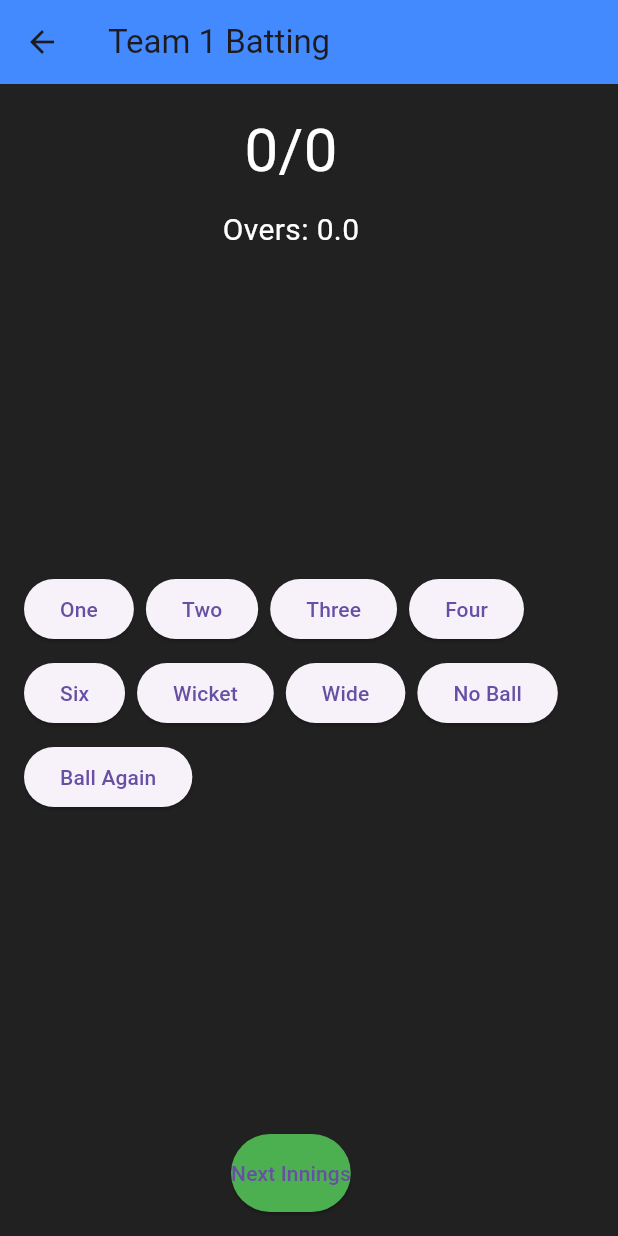
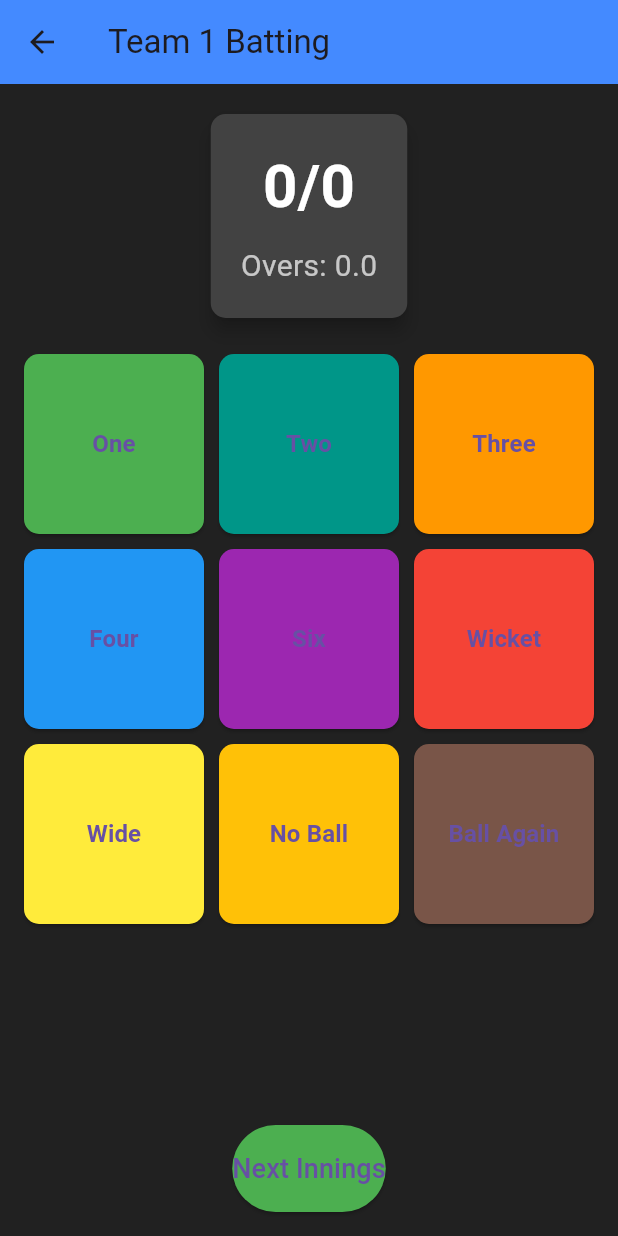
Before and after one commit to waleedahmedja/score247, a Flutter app: the MatchScreen screen opened directly with empty values, on a phone screen of 412 x 824 dp. Run offline on Flutter 3.47's test engine with Material 3 defaults, Android fonts, the phone set to English and light mode, and no system bars; statements that could not run were skipped.

Commit message:
Update match_screen.dart

```diff
--- a/lib/screens/match_screen.dart
+++ b/lib/screens/match_screen.dart
@@ -17,7 +17,6 @@ class MatchScreen extends StatefulWidget {
 }
 
 class _MatchScreenState extends State<MatchScreen> {
-  // Match state
   int team1Runs = 0;
   int team1Wickets = 0;
   int team1Balls = 0;
@@ -27,22 +26,17 @@ class _MatchScreenState extends State<MatchScreen> {
   int team2Balls = 0;
 
   bool isTeam1Batting = true;
-  late int totalBalls; // Total balls per innings (overs * 6)
+  late int totalBalls;
 
   @override
   void initState() {
     super.initState();
-    // Calculate total balls for an innings
-    totalBalls = widget.overs == "Unlimited"
-        ? 9999 // Practically unlimited
-        : int.parse(widget.overs) * 6;
+    totalBalls = widget.overs == "Unlimited" ? 9999 : int.parse(widget.overs) * 6;
   }
 
-  // Handle score update
   void updateScore(int runs, {bool isWicket = false, bool isExtraBall = false}) {
     setState(() {
       if (isTeam1Batting) {
-        // Team 1 is batting
         if (isWicket) {
           team1Wickets++;
         } else {
@@ -50,7 +44,6 @@ class _MatchScreenState extends State<MatchScreen> {
         }
         if (!isExtraBall) team1Balls++;
       } else {
-        // Team 2 is batting
         if (isWicket) {
           team2Wickets++;
         } else {
@@ -59,30 +52,25 @@ class _MatchScreenState extends State<MatchScreen> {
         if (!isExtraBall) team2Balls++;
       }
 
-      // Check for innings end conditions
       checkInningsEnd();
     });
   }
 
-  // Check if innings has ended
   void checkInningsEnd() {
     final currentBalls = isTeam1Batting ? team1Balls : team2Balls;
     final currentWickets = isTeam1Batting ? team1Wickets : team2Wickets;
 
     if (currentBalls >= totalBalls || currentWickets >= widget.playersPerTeam - 1) {
-      // End the current innings
       if (isTeam1Batting) {
         setState(() {
           isTeam1Batting = false;
         });
       } else {
-        // Match ends after Team 2's innings
         showMatchSummary();
       }
     }
   }
 
-  // Show match summary
   void showMatchSummary() {
     String result;
     if (team1Runs > team2Runs) {
@@ -119,7 +107,6 @@ class _MatchScreenState extends State<MatchScreen> {
     );
   }
 
-  // Reset for next innings
   void nextInnings() {
     setState(() {
       isTeam1Batting = false;
@@ -141,68 +128,61 @@ class _MatchScreenState extends State<MatchScreen> {
       body: Padding(
         padding: const EdgeInsets.all(16.0),
         child: Column(
-          mainAxisAlignment: MainAxisAlignment.spaceBetween,
           children: [
-            // Scorecard
-            Column(
+            // Scorecard Display
+            Card(
+              color: Colors.grey[800],
+              shape: RoundedRectangleBorder(
+                borderRadius: BorderRadius.circular(10),
+              ),
+              elevation: 5,
+              child: Padding(
+                padding: const EdgeInsets.all(20.0),
+                child: Column(
                   children: [
                     Text(
                       "$currentRuns/$currentWickets",
-                  style: const TextStyle(color: Colors.white, fontSize: 40),
+                      style: const TextStyle(
+                        color: Colors.white,
+                        fontSize: 40,
+                        fontWeight: FontWeight.bold,
+                      ),
                     ),
                     const SizedBox(height: 10),
                     Text(
                       "Overs: ${currentBalls ~/ 6}.${currentBalls % 6}",
-                  style: const TextStyle(color: Colors.white, fontSize: 20),
+                      style: const TextStyle(
+                        color: Colors.white70,
+                        fontSize: 20,
+                      ),
                     ),
                   ],
                 ),
+              ),
+            ),
+            const SizedBox(height: 20),
 
-            // Control Buttons
-            Wrap(
-              spacing: 8,
-              runSpacing: 8,
+            // Buttons for Scoring
+            Expanded(
+              child: GridView.count(
+                crossAxisCount: 3,
+                crossAxisSpacing: 10,
+                mainAxisSpacing: 10,
                 children: [
-                ElevatedButton(
-                  onPressed: () => updateScore(1),
-                  child: const Text("One"),
-                ),
-                ElevatedButton(
-                  onPressed: () => updateScore(2),
-                  child: const Text("Two"),
-                ),
-                ElevatedButton(
-                  onPressed: () => updateScore(3),
-                  child: const Text("Three"),
-                ),
-                ElevatedButton(
-                  onPressed: () => updateScore(4),
-                  child: const Text("Four"),
-                ),
-                ElevatedButton(
-                  onPressed: () => updateScore(6),
-                  child: const Text("Six"),
-                ),
-                ElevatedButton(
-                  onPressed: () => updateScore(0, isWicket: true),
-                  child: const Text("Wicket"),
-                ),
-                ElevatedButton(
-                  onPressed: () => updateScore(1, isExtraBall: true),
-                  child: const Text("Wide"),
-                ),
-                ElevatedButton(
-                  onPressed: () => updateScore(1, isExtraBall: true),
-                  child: const Text("No Ball"),
-                ),
-                ElevatedButton(
-                  onPressed: () => updateScore(0, isExtraBall: true),
-                  child: const Text("Ball Again"),
-                ),
+                  buildScoreButton("One", 1, Colors.green),
+                  buildScoreButton("Two", 2, Colors.teal),
+                  buildScoreButton("Three", 3, Colors.orange),
+                  buildScoreButton("Four", 4, Colors.blue),
+                  buildScoreButton("Six", 6, Colors.purple),
+                  buildScoreButton("Wicket", 0, Colors.red, isWicket: true),
+                  buildScoreButton("Wide", 1, Colors.yellow, isExtraBall: true),
+                  buildScoreButton("No Ball", 1, Colors.amber, isExtraBall: true),
+                  buildScoreButton("Ball Again", 0, Colors.brown, isExtraBall: true),
                 ],
               ),
+            ),
 
-            // Next Innings or End Match Button
+            // Next Innings or Finish Match
             if (isTeam1Batting)
               ElevatedButton(
                 onPressed: nextInnings,
@@ -210,11 +190,35 @@ class _MatchScreenState extends State<MatchScreen> {
                   backgroundColor: Colors.green,
                   padding: const EdgeInsets.symmetric(vertical: 16),
                 ),
-                child: const Text("Next Innings"),
+                child: const Text(
+                  "Next Innings",
+                  style: TextStyle(fontSize: 18),
+                ),
               ),
           ],
         ),
       ),
     );
   }
+
+  // Build Button Widget for Scoring
+  Widget buildScoreButton(String label, int runs, Color color,
+      {bool isWicket = false, bool isExtraBall = false}) {
+    return ElevatedButton(
+      onPressed: () => updateScore(runs, isWicket: isWicket, isExtraBall: isExtraBall),
+      style: ElevatedButton.styleFrom(
+        backgroundColor: color,
+        shape: RoundedRectangleBorder(borderRadius: BorderRadius.circular(10)),
+        padding: const EdgeInsets.all(12),
+      ),
+      child: Text(
+        label,
+        textAlign: TextAlign.center,
+        style: const TextStyle(
+          fontSize: 16,
+          fontWeight: FontWeight.bold,
+        ),
+      ),
+    );
   }
+}
```
Lines whose indentation alone changed are shown as unchanged.
